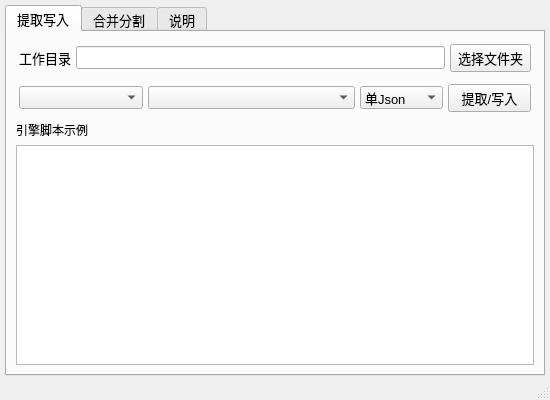
satan53x/SExtractor, file ui_mainWindow.ui: the form before one commit.
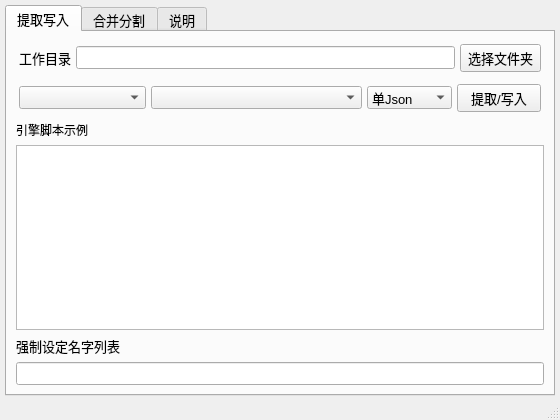
The form after the commit.

The edit to the form file:
```diff
--- a/ui_mainWindow.ui
+++ b/ui_mainWindow.ui
@@ -6,14 +6,14 @@
    <rect>
     <x>0</x>
     <y>0</y>
-    <width>550</width>
-    <height>400</height>
+    <width>560</width>
+    <height>420</height>
    </rect>
   </property>
   <property name="minimumSize">
    <size>
-    <width>550</width>
-    <height>400</height>
+    <width>560</width>
+    <height>420</height>
    </size>
   </property>
   <property name="font">
@@ -182,6 +182,16 @@
         <item>
          <widget class="QTextBrowser" name="sampleBrowser"/>
         </item>
+        <item>
+         <widget class="QLabel" name="label_2">
+          <property name="text">
+           <string>强制设定名字列表</string>
+          </property>
+         </widget>
+        </item>
+        <item>
+         <widget class="QLineEdit" name="nameListEdit"/>
+        </item>
        </layout>
       </widget>
       <widget class="QWidget" name="tab_3">
```
